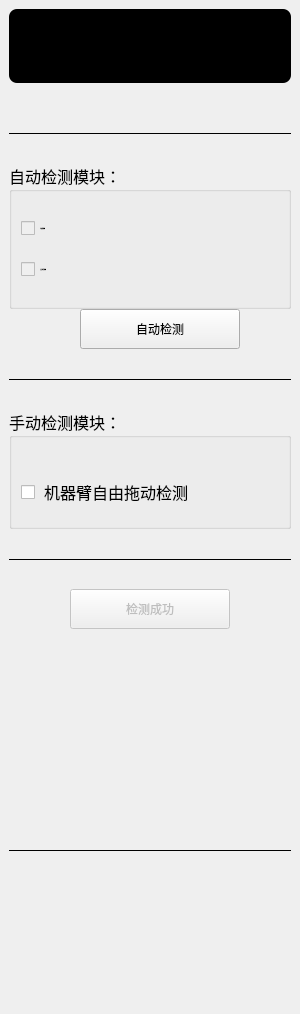
Above: Plugins/org.mitk.lancet.linkinghardware/src/internal/QLinkingHardwareControls.ui from zhaomengxiao/LancetMITK-Adition before the change. Below: the same form after it.
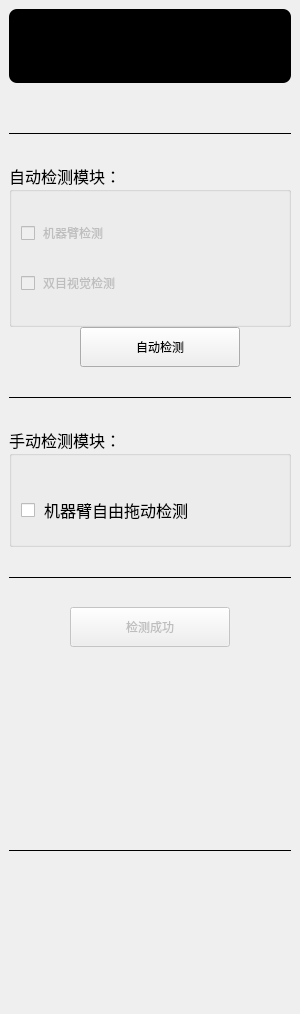
That is the form after the change. Icons and pictures are not drawn.

Diff of the .ui file:
```diff
--- a/Plugins/org.mitk.lancet.linkinghardware/src/internal/QLinkingHardwareControls.ui
+++ b/Plugins/org.mitk.lancet.linkinghardware/src/internal/QLinkingHardwareControls.ui
@@ -194,19 +194,14 @@
            <property name="font">
             <font>
              <family>黑体</family>
-             <pointsize>-1</pointsize>
+             <pointsize>9</pointsize>
              <weight>50</weight>
              <italic>false</italic>
              <bold>false</bold>
             </font>
            </property>
            <property name="styleSheet">
-            <string notr="true">QCheckBox::indicator:unchecked {image: url(:/org.mitk.lancet.linkinghardware/image/radio_error.png);}
-QCheckBox{
-	font: 18px &quot;黑体&quot;;
-    color:black;
-}
-QCheckBox::indicator:checked {image: url(:/org.mitk.lancet.linkinghardware/image/radio_success.png);}</string>
+            <string notr="true"/>
            </property>
            <property name="text">
             <string> 机器臂检测</string>
@@ -240,19 +235,14 @@
            <property name="font">
             <font>
              <family>黑体</family>
-             <pointsize>-1</pointsize>
+             <pointsize>9</pointsize>
              <weight>50</weight>
              <italic>false</italic>
              <bold>false</bold>
             </font>
            </property>
            <property name="styleSheet">
-            <string notr="true">QCheckBox::indicator:unchecked {image: url(:/org.mitk.lancet.linkinghardware/image/radio_error.png);}
-QCheckBox{
-	font: 18px &quot;黑体&quot;;
-    color:black;
-}
-QCheckBox::indicator:checked {image: url(:/org.mitk.lancet.linkinghardware/image/radio_success.png);}</string>
+            <string notr="true"/>
            </property>
            <property name="text">
             <string> 双目视觉检测</string>
@@ -433,12 +423,7 @@
          <item>
           <widget class="QCheckBox" name="checkBox_free">
            <property name="styleSheet">
-            <string notr="true">QCheckBox::indicator:unchecked {image: url(:/org.mitk.lancet.linkinghardware/image/radio_error.png);}
-QCheckBox{
-	font: 18px &quot;黑体&quot;;
-    color:black;
-}
-QCheckBox::indicator:checked {image: url(:/org.mitk.lancet.linkinghardware/image/radio_success.png);}</string>
+            <string notr="true"/>
            </property>
            <property name="text">
             <string> 机器臂自由拖动检测</string>
```
Left out of the diff: 2 changed lines with no effect on the pictures.
